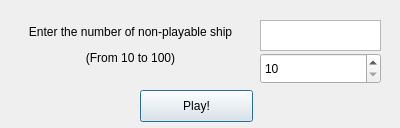
First picture: the form in GalaxyGame/Student/dialog.ui, repository jarvisluong/GalaxyGame, before the edit.
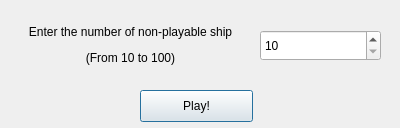
Second picture: the form after the edit.

Commit message: remove the old input method for the number of ships

Diff of the .ui file:
```diff
--- a/GalaxyGame/Student/dialog.ui
+++ b/GalaxyGame/Student/dialog.ui
@@ -29,16 +29,6 @@
     <set>Qt::AlignCenter</set>
    </property>
   </widget>
-  <widget class="QTextEdit" name="numOfShipsTE">
-   <property name="geometry">
-    <rect>
-     <x>260</x>
-     <y>20</y>
-     <width>121</width>
-     <height>31</height>
-    </rect>
-   </property>
-  </widget>
   <widget class="QPushButton" name="okBtn">
    <property name="geometry">
     <rect>
@@ -56,7 +46,7 @@
    <property name="geometry">
     <rect>
      <x>260</x>
-     <y>53</y>
+     <y>30</y>
      <width>121</width>
      <height>31</height>
     </rect>
```
